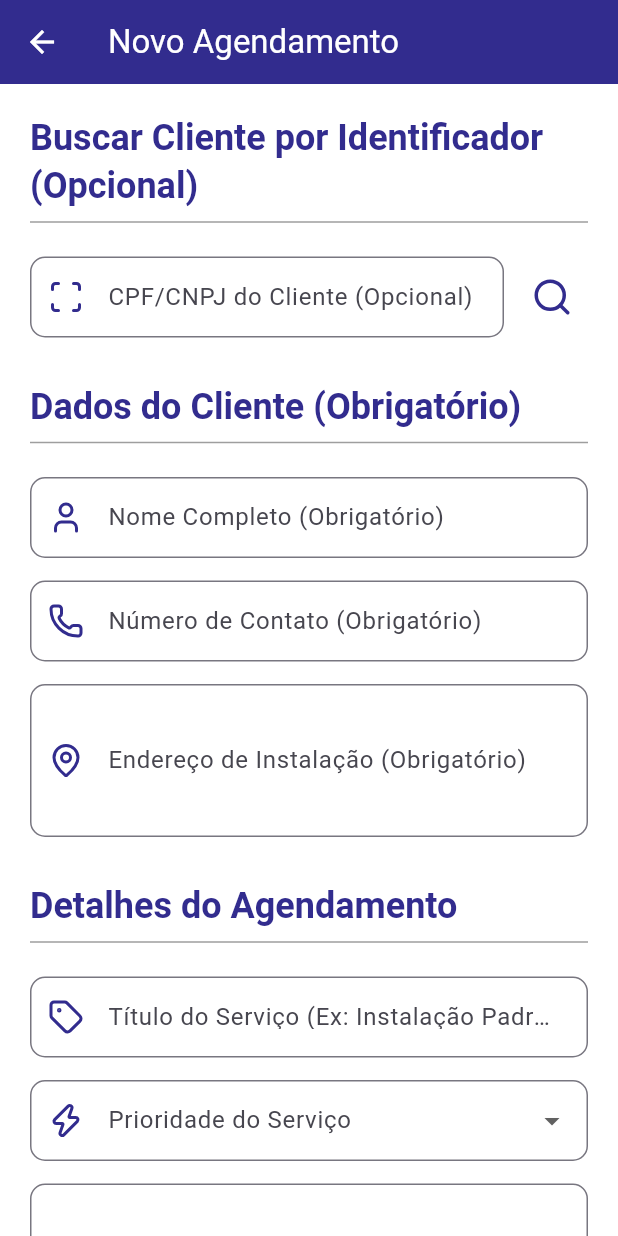
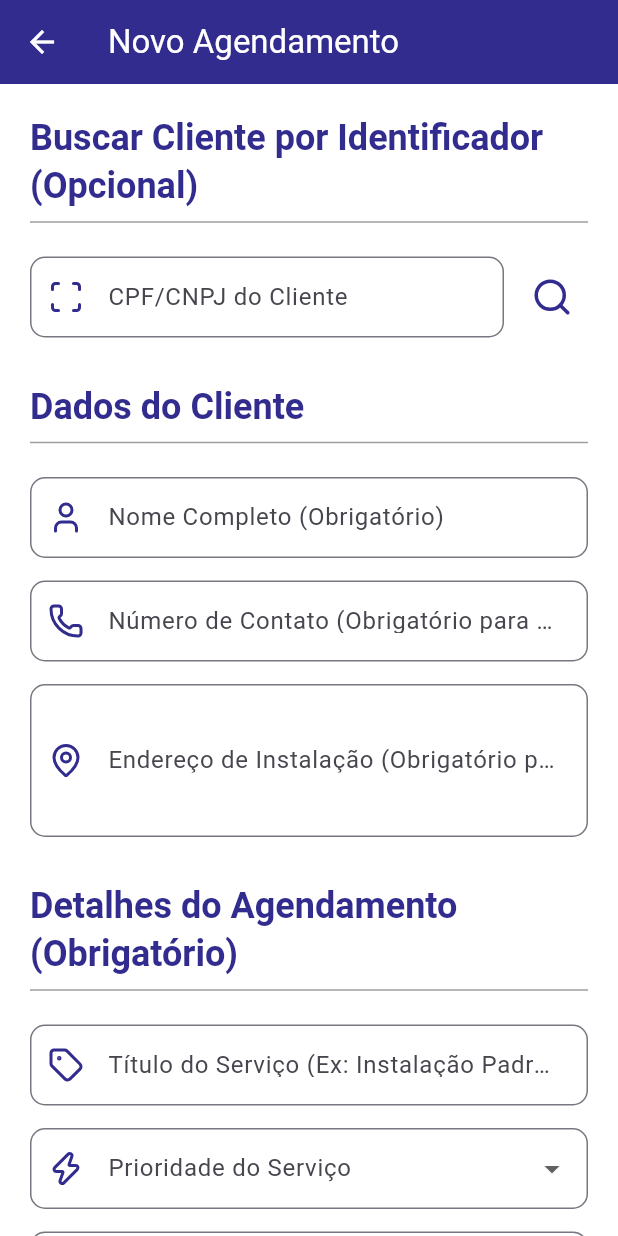
Before and after one commit to theuszinp/projetoagendamento, a Flutter app: the CreateTicketScreen screen opened directly with empty values, on a phone screen of 412 x 824 dp. Run offline on Flutter 3.47's test engine with Material 3 defaults, Android fonts, the phone set to English and light mode, and no system bars; our stand-ins replace firebase_core, lucide_icons_flutter; accounts and stored records are empty.

Commit message:
alteraçao

```diff
--- a/rastreador_app_flutter/lib/create_ticket_screen.dart
+++ b/rastreador_app_flutter/lib/create_ticket_screen.dart
@@ -1,6 +1,6 @@
 import 'dart:convert';
 import 'package:flutter/material.dart';
-import 'package:flutter/services.dart'; // Import necessário para o Filter
+import 'package:flutter/services.dart';
 import 'package:http/http.dart' as http;
 import 'package:lucide_icons_flutter/lucide_icons.dart';
 
@@ -34,7 +34,7 @@ class _CreateTicketScreenState extends State<CreateTicketScreen> {
   final TextEditingController _addressController = TextEditingController();
   final TextEditingController _descriptionController = TextEditingController();
   final TextEditingController _identifierController = TextEditingController(); // Usado para busca (CPF/CNPJ)
-  final TextEditingController _phoneNumberController = TextEditingController(); // <--- NOVO CONTROLADOR PARA O NÚMERO
+  final TextEditingController _phoneNumberController = TextEditingController();
 
   bool _isLoading = false;
   bool _isSearching = false;
@@ -51,7 +51,7 @@ class _CreateTicketScreenState extends State<CreateTicketScreen> {
     _addressController.dispose();
     _descriptionController.dispose();
     _identifierController.dispose();
-    _phoneNumberController.dispose(); // <--- DISPOSE NOVO CONTROLADOR
+    _phoneNumberController.dispose();
     super.dispose();
   }
 
@@ -72,7 +72,7 @@ class _CreateTicketScreenState extends State<CreateTicketScreen> {
       _isClientDataReadOnly = false; // Permite edição enquanto busca
       _customerNameController.clear();
       _addressController.clear();
-      // _phoneNumberController.clear(); // Não limpamos o número, pois ele é opcional na busca
+      _phoneNumberController.clear(); // Limpamos aqui também para garantir o estado limpo
     });
 
     try {
@@ -87,9 +87,8 @@ class _CreateTicketScreenState extends State<CreateTicketScreen> {
             // Cliente encontrado: preenche os campos e os torna somente leitura
             _clientId = data['id'];
             _customerNameController.text = data['name'] ?? 'Cliente sem nome';
-            _addressController.text = data['address'] ?? 'Endereço não fornecido';
-            // Se a API retornar o telefone, preencha:
-            _phoneNumberController.text = data['phoneNumber'] ?? ''; // <--- Puxa o número se houver
+            _addressController.text = data['address'] ?? ''; // Deixa o campo limpo se não tiver endereço na API
+            _phoneNumberController.text = data['phoneNumber'] ?? ''; // Deixa o campo limpo se não tiver telefone na API
             _isClientDataReadOnly = true;
           });
         }
@@ -100,6 +99,7 @@ class _CreateTicketScreenState extends State<CreateTicketScreen> {
           setState(() {
             _customerNameController.clear();
             _addressController.clear();
+            _phoneNumberController.clear();
             _isClientDataReadOnly = false;
           });
         }
@@ -122,7 +122,7 @@ class _CreateTicketScreenState extends State<CreateTicketScreen> {
   // 2. Lógica de Envio de Ticket (POST /ticket)
   // ===========================================
   Future<void> _submitTicket() async {
-    // 1. Validação do formulário Flutter
+    // 1. Validação do formulário Flutter (Título e Descrição)
     if (!_formKey.currentState!.validate()) {
       return;
     }
@@ -133,19 +133,31 @@ class _CreateTicketScreenState extends State<CreateTicketScreen> {
       return;
     }
 
+    // --- LÓGICA DE VALIDAÇÃO CONDICIONAL ---
+    // O Nome do Cliente é sempre obrigatório.
     if (_customerNameController.text.trim().isEmpty) {
         _showSnackBar('⚠️ O Nome do Cliente é obrigatório.', Colors.red);
         return;
     }
-    if (_addressController.text.trim().isEmpty) {
-        _showSnackBar('⚠️ O Endereço de Instalação é obrigatório.', Colors.red);
-        return;
+
+    // Endereço e Telefone SÃO obrigatórios SOMENTE se o cliente for NOVO.
+    if (_clientId == null) {
+      // Novo Cliente - Todos os dados são obrigatórios para a criação.
+      if (_addressController.text.trim().isEmpty) {
+          _showSnackBar('⚠️ O Endereço de Instalação é obrigatório para novos clientes.', Colors.red);
+          return;
+      }
+      if (_phoneNumberController.text.trim().isEmpty) {
+          _showSnackBar('⚠️ O Número de Contato do Cliente é obrigatório para novos clientes.', Colors.red);
+          return;
+      }
+      // O CPF/CNPJ (identifier) também é obrigatório para novo cliente.
+      if (_identifierController.text.trim().isEmpty) {
+          _showSnackBar('⚠️ O CPF/CNPJ é obrigatório para o cadastro de um novo cliente.', Colors.red);
+          return;
+      }
     }
-    // 🚨 NOVA VALIDAÇÃO: Número do Cliente
-    if (_phoneNumberController.text.trim().isEmpty) {
-        _showSnackBar('⚠️ O Número de Contato do Cliente é obrigatório.', Colors.red);
-        return;
-    }
+    // Se o cliente é existente, Endereço e Telefone são opcionais (podem ser alterados ou deixados em branco).
 
 
     if (!mounted) return;
@@ -160,12 +172,11 @@ class _CreateTicketScreenState extends State<CreateTicketScreen> {
         'description': _descriptionController.text.trim(),
         'priority': _selectedPriority,
         'requestedBy': widget.requestedByUserId,
-        'customerName': _customerNameController.text.trim(), // Enviamos sempre o nome digitado/puxado
-        'address': _addressController.text.trim(), // Enviamos sempre o endereço digitado/puxado
-        // 🚨 DADO NOVO: Adiciona o número de telefone
+
+        // Enviamos os dados do cliente (mesmo que vazios, se opcionais)
+        'customerName': _customerNameController.text.trim(),
+        'address': _addressController.text.trim(),
         'phoneNumber': _phoneNumberController.text.trim(),
-        // 🚨 CORREÇÃO: Adiciona o identificador (CPF/CNPJ) à requisição
-        // O backend precisa disso para criar um novo cliente se o 'clientId' for nulo.
         'identifier': _identifierController.text.trim(),
       };
 
@@ -215,7 +226,7 @@ class _CreateTicketScreenState extends State<CreateTicketScreen> {
     _addressController.clear();
     _descriptionController.clear();
     _identifierController.clear();
-    _phoneNumberController.clear(); // <--- LIMPA O NOVO CONTROLADOR
+    _phoneNumberController.clear();
   }
 
   // Helper para SnackBar
@@ -233,6 +244,17 @@ class _CreateTicketScreenState extends State<CreateTicketScreen> {
   @override
   Widget build(BuildContext context) {
     final theme = Theme.of(context);
+
+    // Define os textos dos labels condicionalmente
+    final bool isNewClient = _clientId == null;
+    final String nameLabel = _isClientDataReadOnly ? 'Nome Completo (Preenchido Automaticamente)' : 'Nome Completo (Obrigatório)';
+    final String phoneLabel = _isClientDataReadOnly
+      ? 'Número de Contato (Auto)'
+      : isNewClient ? 'Número de Contato (Obrigatório para novo)' : 'Número de Contato (Opcional)';
+    final String addressLabel = _isClientDataReadOnly
+      ? 'Endereço (Preenchido Automaticamente)'
+      : isNewClient ? 'Endereço de Instalação (Obrigatório para novo)' : 'Endereço de Instalação (Opcional)';
+
 
     return Scaffold(
       appBar: AppBar(
@@ -261,8 +283,7 @@ class _CreateTicketScreenState extends State<CreateTicketScreen> {
                     child: TextFormField(
                       controller: _identifierController,
                       keyboardType: TextInputType.text,
-                      decoration: _buildInputDecoration('CPF/CNPJ do Cliente (Opcional)', LucideIcons.scan),
-                      // Removendo o validador para tornar o campo opcional
+                      decoration: _buildInputDecoration('CPF/CNPJ do Cliente', LucideIcons.scan),
                     ),
                   ),
                   const SizedBox(width: 8),
@@ -283,75 +304,72 @@ class _CreateTicketScreenState extends State<CreateTicketScreen> {
 
               // --- 2. DADOS DO CLIENTE (MANUAL OU AUTO) ---
               Text(
-                'Dados do Cliente (Obrigatório)',
+                'Dados do Cliente',
                 style: theme.textTheme.headlineSmall?.copyWith(fontWeight: FontWeight.bold, color: theme.primaryColor),
               ),
               const Divider(color: Colors.grey),
               const SizedBox(height: 15),
 
-              // Campo Nome do Cliente (Agora pode ser editável)
+              // Campo Nome do Cliente (Sempre Obrigatório)
               TextFormField(
                 controller: _customerNameController,
-                readOnly: _isClientDataReadOnly, // Somente leitura se encontrado na busca
+                readOnly: _isClientDataReadOnly,
                 decoration: _buildInputDecoration(
-                  _isClientDataReadOnly ? 'Nome Completo (Preenchido Automaticamente)' : 'Nome Completo (Obrigatório)',
+                  nameLabel,
                   LucideIcons.user
                 ).copyWith(
-                  filled: _isClientDataReadOnly, // Realça se for automático
+                  filled: _isClientDataReadOnly,
                   fillColor: _isClientDataReadOnly ? Colors.grey[100] : Colors.white,
                 ),
                 validator: (value) {
-                  // A validação de obrigatoriedade agora é feita no _submitTicket
-                  return null;
+                  return null; // Validação de obrigatoriedade no _submitTicket
                 },
               ),
               const SizedBox(height: 15),
 
-              // 🚨 NOVO CAMPO: NÚMERO DO CLIENTE
+              // Campo Telefone (Obrigatório para novo, Opcional para existente)
               TextFormField(
                 controller: _phoneNumberController,
-                readOnly: _isClientDataReadOnly, // Somente leitura se encontrado na busca
-                keyboardType: TextInputType.phone, // Teclado numérico
+                readOnly: _isClientDataReadOnly,
+                keyboardType: TextInputType.phone,
                 inputFormatters: [
-                  FilteringTextInputFormatter.digitsOnly, // Permite apenas números
+                  FilteringTextInputFormatter.digitsOnly,
                 ],
                 decoration: _buildInputDecoration(
-                  _isClientDataReadOnly ? 'Número de Contato (Auto)' : 'Número de Contato (Obrigatório)',
+                  phoneLabel,
                   LucideIcons.phone
                 ).copyWith(
-                  filled: _isClientDataReadOnly, // Realça se for automático
+                  filled: _isClientDataReadOnly,
                   fillColor: _isClientDataReadOnly ? Colors.grey[100] : Colors.white,
                 ),
                 validator: (value) {
-                  // A validação de obrigatoriedade agora é feita no _submitTicket
-                  return null;
+                  return null; // Validação de obrigatoriedade no _submitTicket
                 },
               ),
               const SizedBox(height: 15),
 
-              // Campo Endereço (Agora pode ser editável)
+              // Campo Endereço (Obrigatório para novo, Opcional para existente)
               TextFormField(
                 controller: _addressController,
-                readOnly: _isClientDataReadOnly, // Somente leitura se encontrado na busca
+                readOnly: _isClientDataReadOnly,
                 maxLines: 3,
                 keyboardType: TextInputType.streetAddress,
                 decoration: _buildInputDecoration(
-                  _isClientDataReadOnly ? 'Endereço (Preenchido Automaticamente)' : 'Endereço de Instalação (Obrigatório)',
+                  addressLabel,
                   LucideIcons.mapPin
                 ).copyWith(
-                  filled: _isClientDataReadOnly, // Realça se for automático
+                  filled: _isClientDataReadOnly,
                   fillColor: _isClientDataReadOnly ? Colors.grey[100] : Colors.white,
                 ),
                 validator: (value) {
-                  // A validação de obrigatoriedade agora é feita no _submitTicket
-                  return null;
+                  return null; // Validação de obrigatoriedade no _submitTicket
                 },
               ),
               const SizedBox(height: 30),
 
               // --- 3. DADOS DO TICKET ---
               Text(
-                'Detalhes do Agendamento',
+                'Detalhes do Agendamento (Obrigatório)',
                 style: theme.textTheme.headlineSmall?.copyWith(fontWeight: FontWeight.bold, color: theme.primaryColor),
               ),
               const Divider(color: Colors.grey),
@@ -394,7 +412,7 @@ class _CreateTicketScreenState extends State<CreateTicketScreen> {
               ),
               const SizedBox(height: 15),
 
-              // Campo Descrição/Detalhes
+              // Campo Descrição/Detalhes (OBRIGATÓRIO)
               TextFormField(
                 controller: _descriptionController,
                 maxLines: 3,
```
